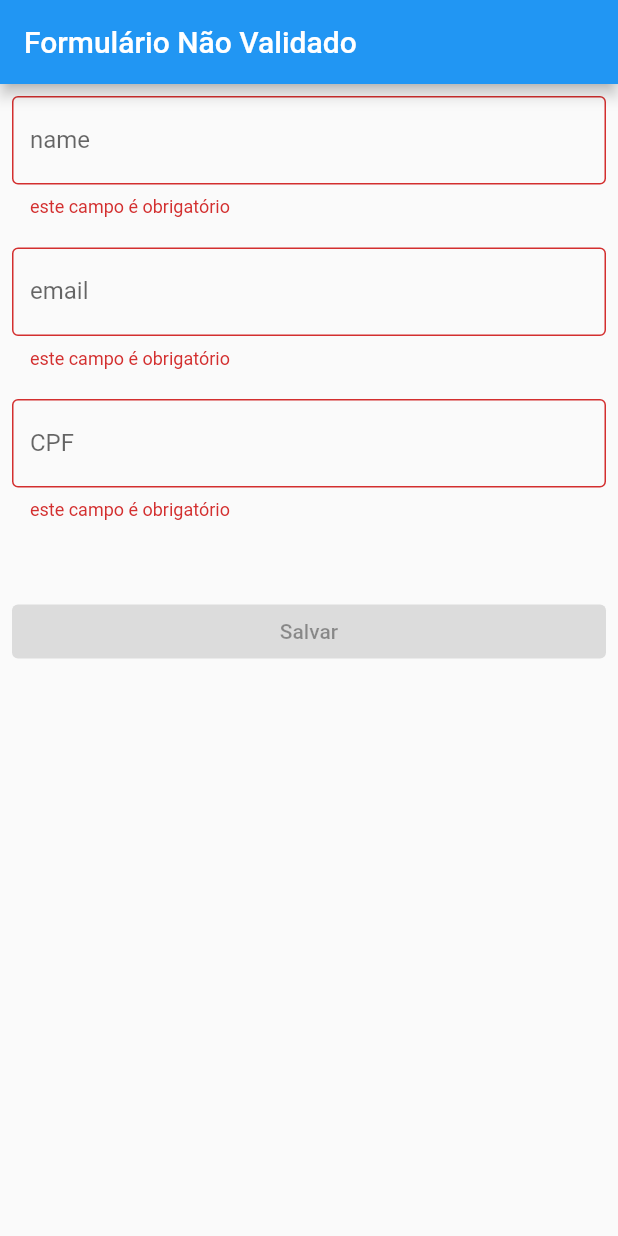
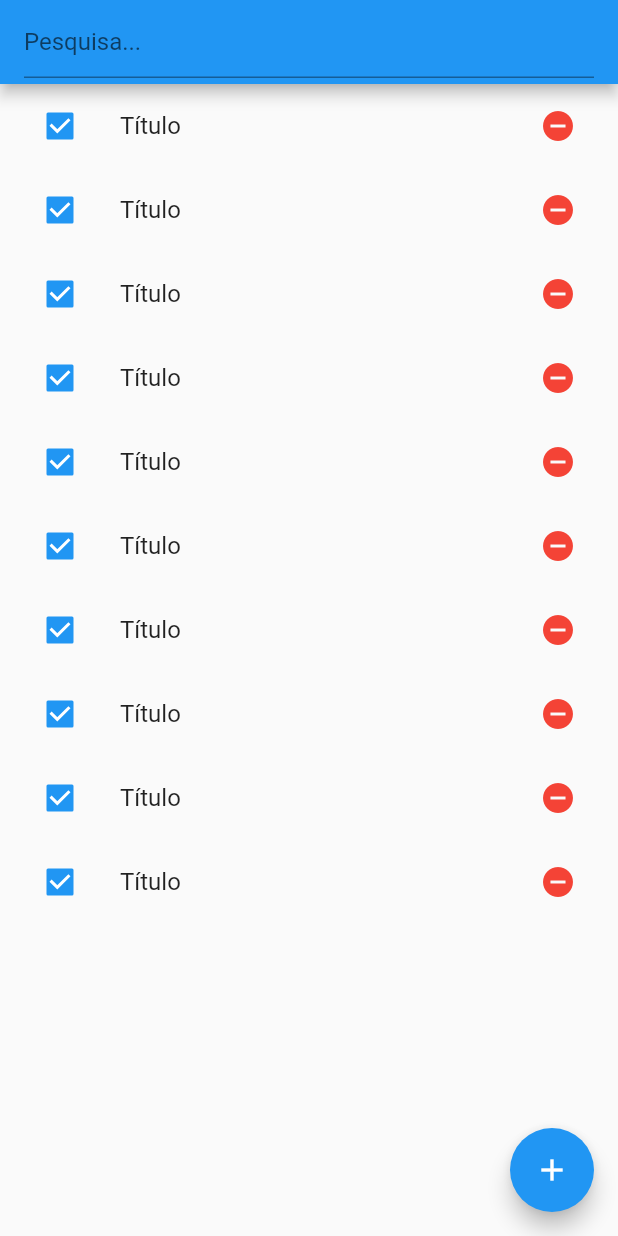
Before and after one commit to vitorhermeto2001/flutterMobX, a Flutter app: the screen it shows after launch, on a phone screen of 412 x 824 dp. Run offline on Flutter 3.47's test engine with Material 2 defaults, Android fonts, the phone set to English and light mode, and no system bars.

Commit message:
Criando aplicativo de itens em lista

```diff
--- /dev/null
+++ b/lib/app/app_widget.dart
@@ -0,0 +1,15 @@
+import 'package:flutter/material.dart';
+import 'pages/home/home_page.dart';
+
+class AppWidget extends StatelessWidget {
+  @override
+  Widget build(BuildContext context) {
+    return MaterialApp(
+      title: 'Flutter Slidy',
+      theme: ThemeData(
+        primarySwatch: Colors.blue,
+      ),
+      home: HomePage(),
+    );
+  }
+}
--- /dev/null
+++ b/lib/app/pages/home/components/itam_widget.dart
@@ -0,0 +1,19 @@
+import 'package:flutter/material.dart';
+
+class ItemWidget extends StatelessWidget {
+  @override
+  Widget build(BuildContext context) {
+    return ListTile(
+      title: Text('Título'),
+      leading: Checkbox(
+        value: true,
+        onChanged: (bool? value) {},
+      ),
+      trailing: IconButton(
+        color: Colors.red,
+        icon: Icon(Icons.remove_circle),
+        onPressed: () {},
+      ),
+    );
+  }
+}
--- /dev/null
+++ b/lib/app/pages/home/home_page.dart
@@ -0,0 +1,61 @@
+import 'package:flutter/material.dart';
+import 'components/itam_widget.dart';
+
+class HomePage extends StatefulWidget {
+  @override
+  _HomePageState createState() => _HomePageState();
+}
+
+class _HomePageState extends State<HomePage> {
+  _dialog() {
+    showDialog(
+        context: context,
+        builder: (_) {
+          return AlertDialog(
+            title: Text('Adicionar item'),
+            content: TextField(
+              onChanged: (value) {},
+              decoration: InputDecoration(
+                border: OutlineInputBorder(),
+                labelText: 'Novo item',
+              ),
+            ),
+            actions: <Widget>[
+              TextButton(
+                onPressed: () {},
+                child: Text('Salvar'),
+              ),
+              TextButton(
+                onPressed: () {
+                  Navigator.pop(context);
+                },
+                child: Text('Cancelar'),
+              ),
+            ],
+          );
+        });
+  }
+
+  @override
+  Widget build(BuildContext context) {
+    return Scaffold(
+      appBar: AppBar(
+        title: TextField(
+          decoration: InputDecoration(hintText: "Pesquisa..."),
+        ),
+      ),
+      body: ListView.builder(
+        itemCount: 10,
+        itemBuilder: (_, index) {
+          return ItemWidget();
+        },
+      ),
+      floatingActionButton: FloatingActionButton(
+        child: Icon(Icons.add),
+        onPressed: () {
+          _dialog();
+        },
+      ),
+    );
+  }
+}
--- a/lib/body.dart
+++ /dev/null
@@ -1,62 +0,0 @@
-import 'package:flutter/cupertino.dart';
-import 'package:mobx_flutterando/controller.dart';
-import 'package:flutter/material.dart';
-import 'package:flutter_mobx/flutter_mobx.dart';
-import 'package:provider/provider.dart';
-
-class BodyWidget extends StatelessWidget {
-  _textField({labelText, onChanged, errorText}) {
-    return TextField(
-      onChanged: onChanged,
-      decoration: InputDecoration(
-        border: OutlineInputBorder(),
-        labelText: labelText,
-        errorText: errorText == null ? null : errorText(),
-      ),
-    );
-  }
-
-  @override
-  Widget build(BuildContext context) {
-    final controller = Provider.of<Controller>(context);
-
-    return Padding(
-      padding: const EdgeInsets.all(8.0),
-      child: ListView(
-        shrinkWrap: true,
-        children: <Widget>[
-          Observer(builder: (_) {
-            return _textField(
-              labelText: "name",
-              onChanged: controller.client.changeName,
-              errorText: controller.validateName,
-            );
-          }),
-          SizedBox(height: 20),
-          Observer(builder: (_) {
-            return _textField(
-              labelText: "email",
-              onChanged: controller.client.changeEmail,
-              errorText: controller.validateEmail,
-            );
-          }),
-          SizedBox(height: 20),
-          Observer(builder: (_) {
-            return _textField(
-              labelText: "CPF",
-              onChanged: controller.client.changeCpf,
-              errorText: controller.validateCpf,
-            );
-          }),
-          SizedBox(height: 50),
-          Observer(builder: (_) {
-            return ElevatedButton(
-              onPressed: controller.isValid ? () {} : null,
-              child: Text('Salvar'),
-            );
-          })
-        ],
-      ),
-    );
-  }
-}
--- a/lib/controller.dart
+++ /dev/null
@@ -1,42 +0,0 @@
-import 'package:mobx/mobx.dart';
-import 'models/client.dart';
-part 'controller.g.dart';
-
-class Controller = _ControllerBase with _$Controller;
-
-abstract class _ControllerBase with Store {
-  var client = Client();
-
-  bool get isValid {
-    return validateName() == null &&
-        validateEmail() == null &&
-        validateCpf() == null;
-  }
-
-  validateName() {
-    if (client.name == null || client.name.isEmpty) {
-      return "este campo é obrigatório";
-    }
-    return null;
-  }
-
-  validateEmail() {
-    if (client.email == null || client.email.isEmpty) {
-      return "este campo é obrigatório";
-    } else if (!client.email.contains("@")) {
-      return "este não é um email válido";
-    }
-    return null;
-  }
-
-  validateCpf() {
-    if (client.cpf == null || client.cpf.isEmpty) {
-      return "este campo é obrigatório";
-    } else if (client.cpf.length != 11) {
-      return "este não é um cpf válido";
-    }
-    return null;
-  }
-
-  dispose() {}
-}
--- a/lib/home.dart
+++ /dev/null
@@ -1,29 +0,0 @@
-import 'package:flutter/material.dart';
-import 'package:flutter_mobx/flutter_mobx.dart';
-import 'package:mobx_flutterando/body.dart';
-import 'package:mobx_flutterando/controller.dart';
-import 'package:provider/provider.dart';
-
-class HomePage extends StatefulWidget {
-  @override
-  _HomePageState createState() => _HomePageState();
-}
-
-class _HomePageState extends State<HomePage> {
-  @override
-  Widget build(BuildContext context) {
-    final controller = Provider.of<Controller>(context);
-
-    return Scaffold(
-        appBar: AppBar(
-          title: Observer(
-            builder: (_) {
-              return Text(controller.isValid
-                  ? 'Formulário Validado'
-                  : 'Formulário Não Validado');
-            },
-          ),
-        ),
-        body: BodyWidget());
-  }
-}
--- a/lib/main.dart
+++ b/lib/main.dart
@@ -1,30 +1,4 @@
 import 'package:flutter/material.dart';
-import 'package:mobx_flutterando/controller.dart';
-import 'package:provider/provider.dart';
-import 'home.dart';
+import 'app/app_widget.dart';
 
-void main() {
-  runApp(MyApp());
-}
-
-class MyApp extends StatelessWidget {
-  @override
-  Widget build(BuildContext context) {
-    return MultiProvider(
-      providers: [
-        Provider<Controller>(
-          create: (_) => Controller(),
-          dispose: (_, controler) => controler.dispose(),
-        )
-      ],
-      child: MaterialApp(
-        title: 'Flutter Mobx',
-        theme: ThemeData(
-          primarySwatch: Colors.blue,
-          visualDensity: VisualDensity.adaptivePlatformDensity,
-        ),
-        home: HomePage(),
-      ),
-    );
-  }
-}
+void main() => runApp(AppWidget());
--- a/lib/models/client.dart
+++ /dev/null
@@ -1,21 +0,0 @@
-import 'package:mobx/mobx.dart';
-part 'client.g.dart';
-
-class Client = ClientBase with _$Client;
-
-abstract class ClientBase with Store {
-  @observable
-  var name;
-  @action
-  changeName(String newValue) => name = newValue;
-
-  @observable
-  var email;
-  @action
-  changeEmail(String newValue) => email = newValue;
-
-  @observable
-  var cpf;
-  @action
-  changeCpf(String newValue) => cpf = newValue;
-}
```
Also changed, not shown: lib/controller.g.dart (deleted), lib/models/client.g.dart (deleted), 1 other file.
